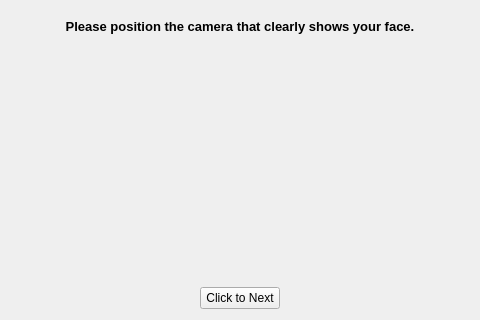
Above: camsetpage.ui from veda-team4/DMS before the change. Below: the same form after it.
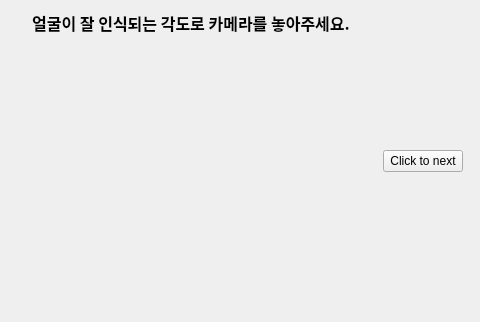
That is the form after the change.

```diff
--- a/camsetpage.ui
+++ b/camsetpage.ui
@@ -18,42 +18,45 @@
   </property>
   <property name="maximumSize">
    <size>
-    <width>480</width>
-    <height>320</height>
+    <width>16777215</width>
+    <height>16777215</height>
    </size>
   </property>
   <property name="windowTitle">
    <string>Form</string>
   </property>
+  <layout class="QHBoxLayout" name="horizontalLayout">
+   <item>
   <layout class="QVBoxLayout" name="verticalLayout">
    <item>
     <widget class="QLabel" name="infoLabel">
      <property name="sizePolicy">
-      <sizepolicy hsizetype="Expanding" vsizetype="Preferred">
+        <sizepolicy hsizetype="Fixed" vsizetype="Fixed">
        <horstretch>0</horstretch>
        <verstretch>0</verstretch>
       </sizepolicy>
      </property>
      <property name="minimumSize">
       <size>
-       <width>0</width>
+         <width>360</width>
        <height>0</height>
       </size>
      </property>
      <property name="maximumSize">
       <size>
-       <width>500</width>
+         <width>360</width>
        <height>30</height>
       </size>
      </property>
      <property name="font">
       <font>
-       <pointsize>10</pointsize>
+         <family>NanumGothic</family>
+         <pointsize>12</pointsize>
        <bold>true</bold>
       </font>
      </property>
      <property name="text">
-      <string>Please position the camera that clearly shows your face.</string>
+        <string>얼굴이 잘 인식되는 각도로 카메라를 놓아주세요.</string>
      </property>
      <property name="alignment">
       <set>Qt::AlignCenter</set>
@@ -62,6 +65,24 @@
    </item>
    <item>
     <widget class="QLabel" name="videoLabel">
+       <property name="sizePolicy">
+        <sizepolicy hsizetype="Fixed" vsizetype="Fixed">
+         <horstretch>0</horstretch>
+         <verstretch>0</verstretch>
+        </sizepolicy>
+       </property>
+       <property name="minimumSize">
+        <size>
+         <width>360</width>
+         <height>270</height>
+        </size>
+       </property>
+       <property name="maximumSize">
+        <size>
+         <width>360</width>
+         <height>270</height>
+        </size>
+       </property>
      <property name="text">
       <string/>
      </property>
@@ -70,6 +91,10 @@
      </property>
     </widget>
    </item>
+    </layout>
+   </item>
+   <item>
+    <layout class="QVBoxLayout" name="verticalLayout_2">
    <item alignment="Qt::AlignHCenter">
     <widget class="QPushButton" name="nextButton">
      <property name="maximumSize">
@@ -79,9 +104,11 @@
       </size>
      </property>
      <property name="text">
-      <string>Click to Next</string>
-     </property>
-    </widget>
+        <string>Click to next</string>
+       </property>
+      </widget>
+     </item>
+    </layout>
    </item>
   </layout>
  </widget>
```
Lines whose indentation alone changed are shown as unchanged.
